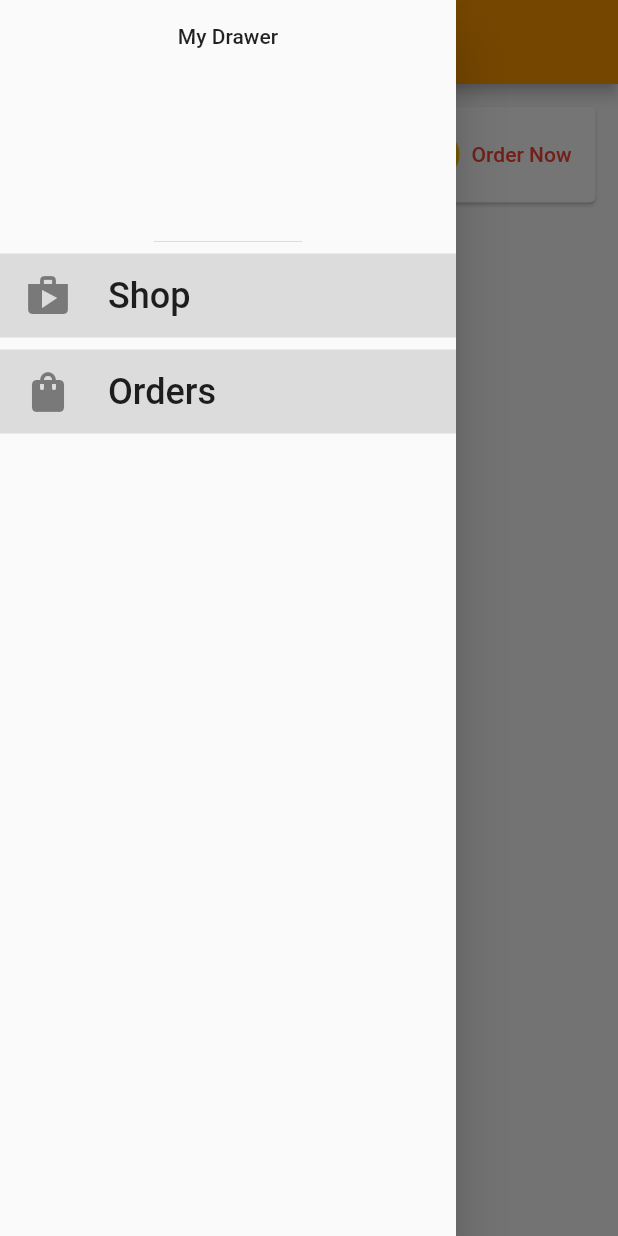
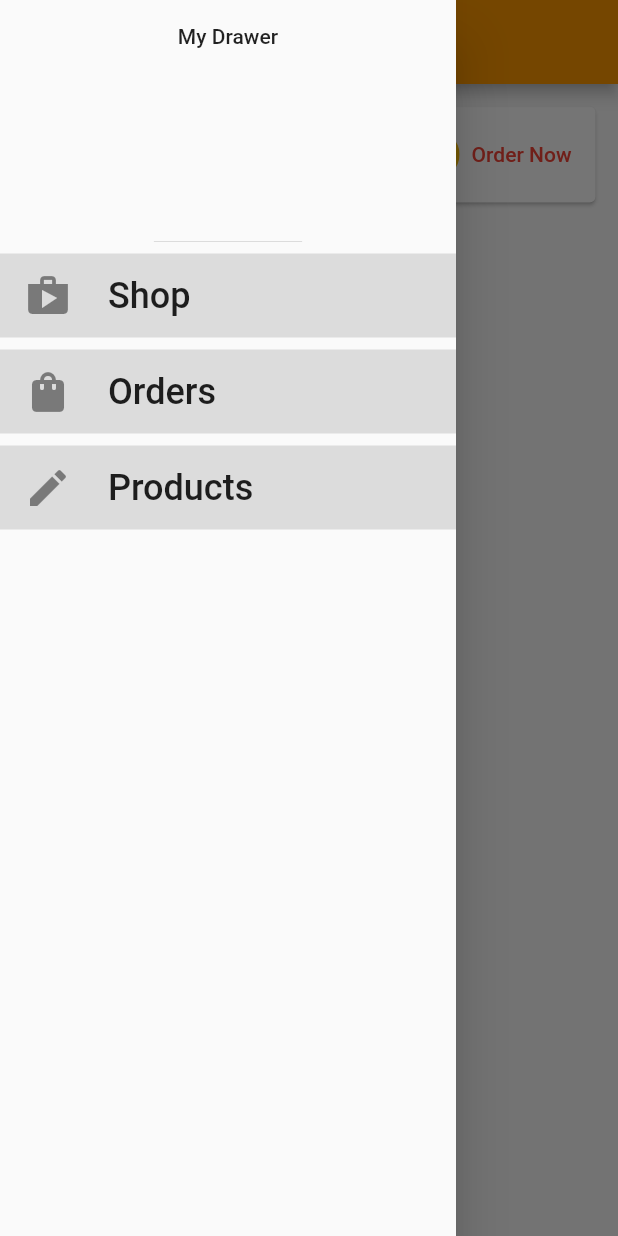
Before and after one commit to CPAD-Kishoreganj/bikel_bela, a Flutter app: the CartScreen screen opened by its route, with the side drawer open, on a phone screen of 412 x 824 dp. Run offline on Flutter 3.47's test engine with Material 2 defaults, Android fonts, the light colour scheme and no system bars; network calls fail.

Commit message:
user product screen

```diff
--- a/lib/main.dart
+++ b/lib/main.dart
@@ -4,6 +4,7 @@ import 'package:bikel_bela/providers/products.dart';
 import 'package:bikel_bela/screens/cart_screen.dart';
 import 'package:bikel_bela/screens/order_screen.dart';
 import 'package:bikel_bela/screens/product_detail_screen.dart';
+import 'package:bikel_bela/screens/user_product_screen.dart';
 import 'package:flutter/material.dart';
 import 'package:provider/provider.dart';
 
@@ -41,6 +42,7 @@ class MyApp extends StatelessWidget {
           ProductDetailScreen.routeName: (context) => ProductDetailScreen(),
           CartScreen.route: (context) => CartScreen(),
           OrderScreen.routName: (context) => OrderScreen(),
+          UserProductScreen.route: (context) => const UserProductScreen(),
         },
       ),
     );
--- a/lib/widgets/my_drawer.dart
+++ b/lib/widgets/my_drawer.dart
@@ -1,4 +1,5 @@
 import 'package:bikel_bela/screens/order_screen.dart';
+import 'package:bikel_bela/screens/user_product_screen.dart';
 import 'package:flutter/material.dart';
 
 class MyDrawer extends StatelessWidget {
@@ -45,6 +46,24 @@ class MyDrawer extends StatelessWidget {
               Navigator.of(context).pushReplacementNamed(OrderScreen.routName);
             },
           ),
+          const SizedBox(height: 8),
+          ListTile(
+            tileColor: Colors.black12,
+            leading: const Icon(
+              Icons.edit,
+              size: 32,
+            ),
+            title: const Text(
+              'Products',
+              style: TextStyle(
+                fontSize: 24,
+              ),
+            ),
+            onTap: () {
+              Navigator.of(context)
+                  .pushReplacementNamed(UserProductScreen.route);
+            },
+          ),
         ],
       ),
     );
```
Also changed, not shown: lib/screens/user_product_screen.dart (added, +33 -0 lines), lib/widgets/user_product_item.dart (added, +26 -0 lines).
